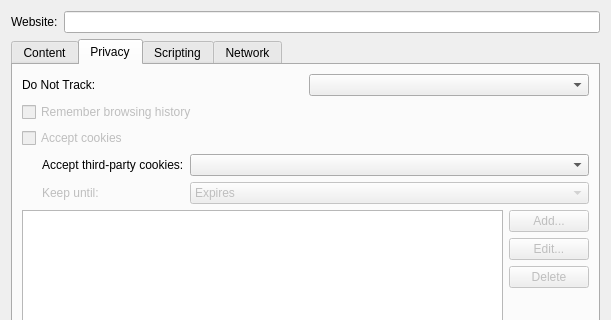
Qt form src/ui/WebsitePreferencesDialog.ui (OtterBrowser/otter-browser) before a commit; both pictures show x 0 to 611 and y 0 to 320 of the 611 by 500 pixel window.
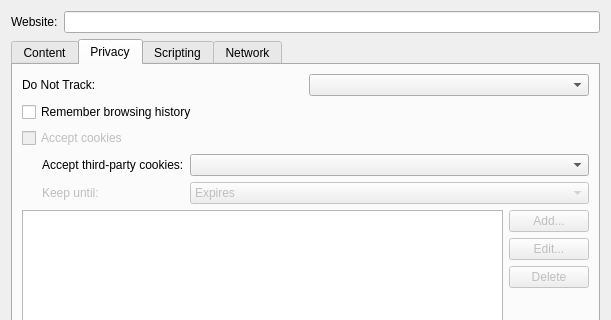
The same form after that commit. The open tabs and pages were chosen to show the change. Custom widgets are drawn as their Qt base class.

Commit message: Allow to disable remembering of browsing history per website

Patch:
```diff
--- a/src/ui/WebsitePreferencesDialog.ui
+++ b/src/ui/WebsitePreferencesDialog.ui
@@ -156,9 +156,6 @@
        </item>
        <item>
         <widget class="QCheckBox" name="rememberBrowsingHistoryCheckBox">
-         <property name="enabled">
-          <bool>false</bool>
-         </property>
          <property name="text">
           <string>Remember browsing history</string>
          </property>
```
The commit also changes 2 other files.
